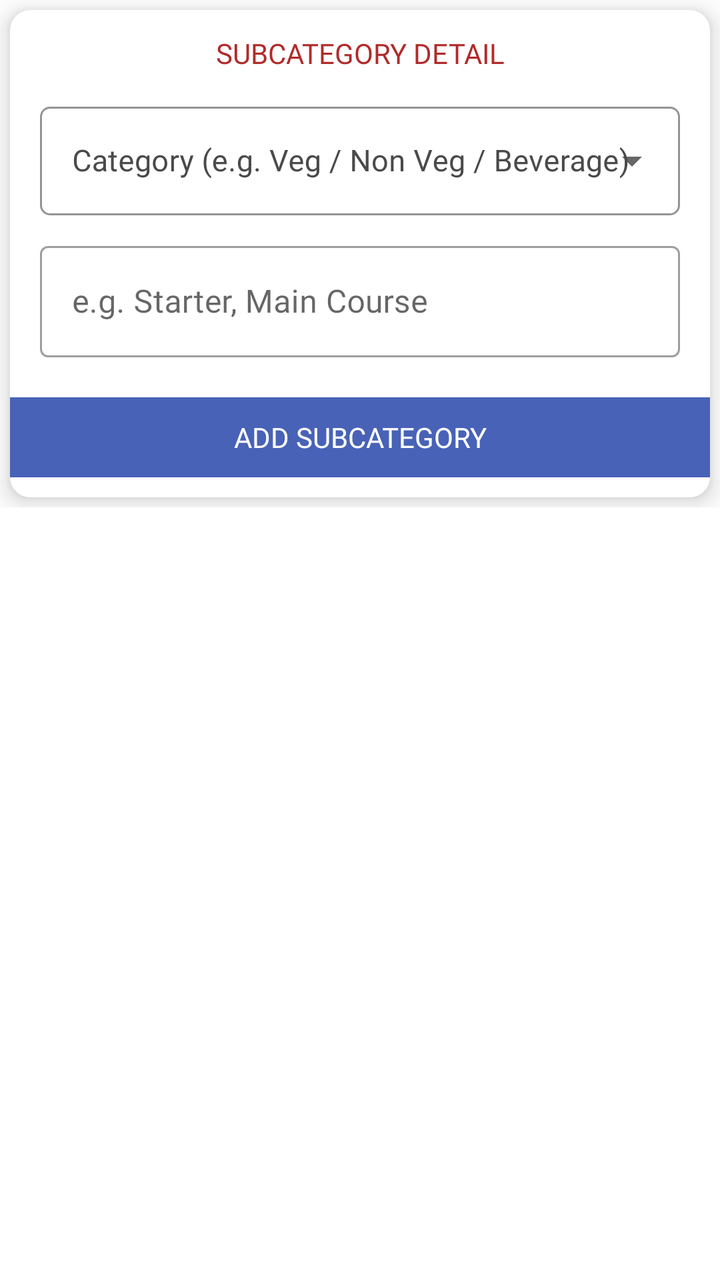
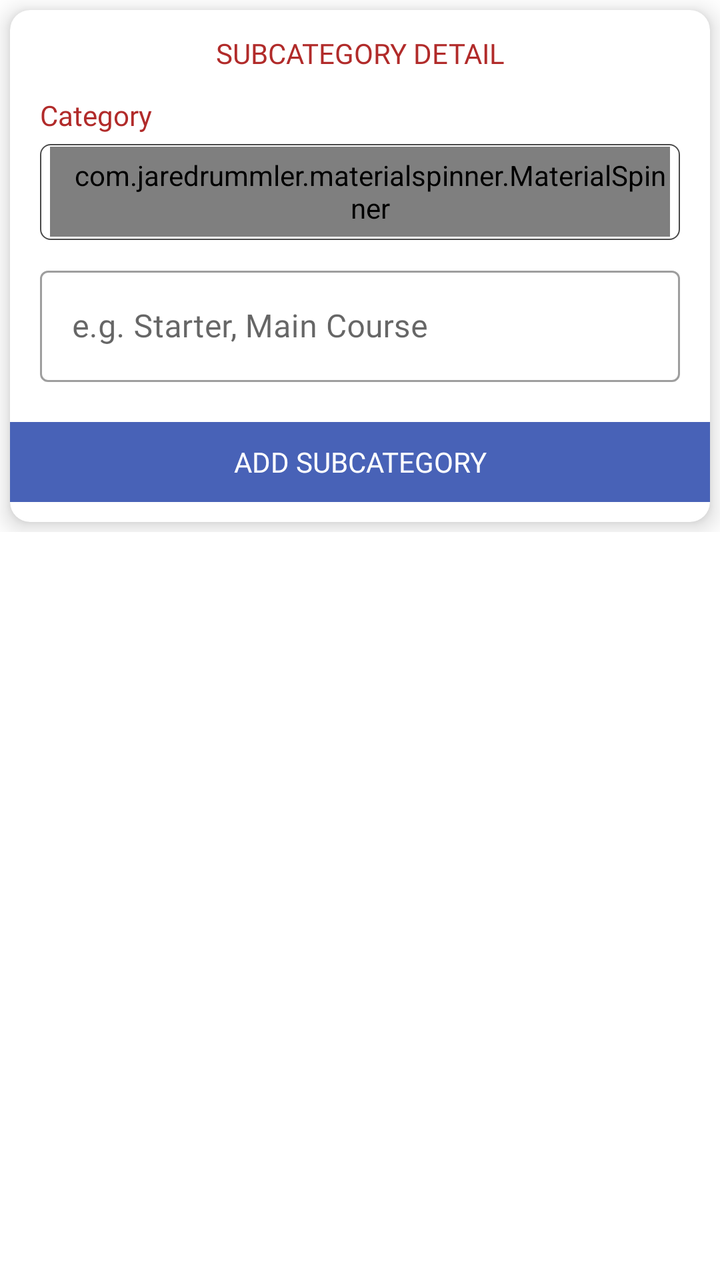

Screens rendered from an Android XML layout before and after an edit, with the pre-edit source and the edit as a unified diff.
<!-- AndroidManifest.xml: application theme AppTheme -->
<!-- res/layout/fragment_add_customer_subcategory.xml -->
<?xml version="1.0" encoding="utf-8"?>
<LinearLayout xmlns:android="http://schemas.android.com/apk/res/android"
    xmlns:app="http://schemas.android.com/apk/res-auto"
    xmlns:tools="http://schemas.android.com/tools"
    android:layout_width="match_parent"
    android:layout_height="match_parent"
    android:orientation="vertical"
    tools:context=".Fragment.AddCustomerSubcategory">

    <androidx.core.widget.NestedScrollView
        android:layout_width="match_parent"
        android:layout_height="match_parent">

        <LinearLayout
            android:layout_width="match_parent"
            android:layout_height="wrap_content"
            android:orientation="vertical">

            <androidx.cardview.widget.CardView
                android:layout_width="match_parent"
                android:layout_height="wrap_content"
                android:layout_margin="5dp"
                app:cardCornerRadius="10dp"
                app:cardElevation="7dp">

                <LinearLayout
                    android:layout_width="match_parent"
                    android:layout_height="wrap_content"
                    android:orientation="vertical"
                    android:paddingBottom="10dp">

                    <TextView
                        android:layout_width="match_parent"
                        android:layout_height="wrap_content"
                        android:layout_marginTop="12dp"
                        android:fontFamily="@font/poppinsbold"
                        android:gravity="center"
                        android:text="SUBCATEGORY DETAIL"
                        android:textColor="@color/textcolor"
                        android:textSize="14sp" />

                    <com.google.android.material.textfield.TextInputLayout
                        style="@style/CustomDropDownTilStyle"
                        android:layout_width="match_parent"
                        android:layout_height="wrap_content"
                        android:layout_marginStart="15dp"
                        android:layout_marginTop="12dp"
                        android:layout_marginEnd="15dp"
                        android:hint="Category (e.g. Veg / Non Veg / Beverage)">

                        <AutoCompleteTextView
                            android:id="@+id/categorySpinner"
                            android:layout_width="match_parent"
                            android:layout_height="wrap_content"
                            android:focusable="false"
                            android:fontFamily="@font/poppinsregular"
                            android:inputType="none"
                            android:singleLine="true"
                            android:textSize="15sp" />

                    </com.google.android.material.textfield.TextInputLayout>

                    <com.google.android.material.textfield.TextInputLayout
                        style="@style/Widget.MaterialComponents.TextInputLayout.OutlinedBox"
                        android:layout_width="match_parent"
                        android:layout_height="wrap_content"
                        android:layout_marginStart="15dp"
                        android:layout_marginTop="10dp"
                        android:layout_marginEnd="15dp">

                        <com.google.android.material.textfield.TextInputEditText
                            android:id="@+id/subcategoryName"
                            android:layout_width="match_parent"
                            android:layout_height="wrap_content"
                            android:fontFamily="@font/poppinsregular"
                            android:hint="e.g. Starter, Main Course"
                            android:inputType="textCapWords"
                            android:singleLine="true" />

                    </com.google.android.material.textfield.TextInputLayout>

                    <TextView
                        android:id="@+id/addSubcategory"
                        android:layout_width="match_parent"
                        android:layout_height="40dp"
                        android:layout_marginTop="20dp"
                        android:background="@color/colorPrimary"
                        android:fontFamily="@font/poppinsmedium"
                        android:gravity="center"
                        android:text="Add Subcategory"
                        android:textAllCaps="true"
                        android:textColor="@color/white" />

                </LinearLayout>

            </androidx.cardview.widget.CardView>

            <androidx.cardview.widget.CardView
                android:id="@+id/subcategoryListCardView"
                android:layout_width="match_parent"
                android:layout_height="wrap_content"
                android:layout_margin="5dp"
                android:visibility="gone"
                app:cardCornerRadius="5dp">

                <androidx.recyclerview.widget.RecyclerView
                    android:id="@+id/subcategoryRecyclerview"
                    android:layout_width="match_parent"
                    android:layout_height="wrap_content"
                    android:nestedScrollingEnabled="false"
                    android:padding="5dp" />

            </androidx.cardview.widget.CardView>

        </LinearLayout>

    </androidx.core.widget.NestedScrollView>

    <TextView
        android:id="@+id/noDataFound"
        android:layout_width="wrap_content"
        android:layout_height="wrap_content"
        android:layout_gravity="center"
        android:layout_marginTop="80dp"
        android:fontFamily="@font/poppinsmedium"
        android:gravity="center"
        android:text="No subcategories found"
        android:textColor="@color/black"
        android:visibility="gone" />

</LinearLayout>
<!-- resources referenced by this layout -->
<resources>
  <color name="black">#000</color>
  <color name="colorPrimary">#4862b7</color>
  <color name="textcolor">#b12b2a</color>
  <color name="white">#fff</color>
  <style name="CustomDropDownTilStyle" parent="Widget.MaterialComponents.TextInputLayout.OutlinedBox.ExposedDropdownMenu">
          <item name="android:layout_width">match_parent</item>
          <item name="android:layout_height">wrap_content</item>
          <item name="android:textColorHint">@color/light_black</item>
          <item name="fontFamily">@font/poppinsregular</item>
          <item name="android:textSize">15sp</item>
          <item name="overlapAnchor">true</item>
          <item name="hintTextColor">@color/colorAccent</item>
          <item name="boxStrokeColor">@color/colorAccent</item>
          <item name="colorControlNormal">@color/colorAccent</item>
          <item name="colorControlActivated">@color/colorAccent</item>
          <item name="colorControlHighlight">@color/colorAccent</item>
          <item name="boxCornerRadiusBottomEnd">5dp</item>
          <item name="boxCornerRadiusBottomStart">5dp</item>
          <item name="boxCornerRadiusTopEnd">5dp</item>
          <item name="boxCornerRadiusTopStart">5dp</item>
      </style>
  <style name="AppTheme" parent="Theme.MaterialComponents.DayNight.NoActionBar">
          
          <item name="colorPrimary">@color/colorPrimary</item>
          <item name="colorPrimaryDark">@color/colorPrimary</item>
          <item name="colorAccent">@color/colorAccent</item>
          <item name="android:windowIsTranslucent">true</item>
          <item name="windowNoTitle">true</item>
          <item name="windowActionBar">false</item>
  
      </style>
  <color name="light_black">#4a4a4a</color>
  <color name="colorAccent">#000</color>
</resources>

<!-- the commit's change to res/layout/fragment_add_customer_subcategory.xml (unified diff, before → after) -->
@@ -39,26 +39,38 @@
                         android:textColor="@color/textcolor"
                         android:textSize="14sp" />
 
-                    <com.google.android.material.textfield.TextInputLayout
-                        style="@style/CustomDropDownTilStyle"
-                        android:layout_width="match_parent"
+                    <TextView
+                        android:layout_width="wrap_content"
                         android:layout_height="wrap_content"
                         android:layout_marginStart="15dp"
                         android:layout_marginTop="12dp"
+                        android:fontFamily="@font/poppinsregular"
+                        android:text="Category"
+                        android:textColor="@color/textcolor" />
+
+                    <LinearLayout
+                        android:layout_width="match_parent"
+                        android:layout_height="48dp"
+                        android:layout_marginStart="15dp"
+                        android:layout_marginTop="5dp"
                         android:layout_marginEnd="15dp"
-                        android:hint="Category (e.g. Veg / Non Veg / Beverage)">
+                        android:background="@drawable/button_rounded_border"
+                        android:orientation="horizontal">
 
-                        <AutoCompleteTextView
+                        <com.jaredrummler.materialspinner.MaterialSpinner
                             android:id="@+id/categorySpinner"
                             android:layout_width="match_parent"
-                            android:layout_height="wrap_content"
-                            android:focusable="false"
+                            android:layout_height="45dp"
+                            android:layout_gravity="center"
+                            android:layout_margin="5dp"
                             android:fontFamily="@font/poppinsregular"
-                            android:inputType="none"
-                            android:singleLine="true"
-                            android:textSize="15sp" />
+                            android:gravity="center|start"
+                            android:paddingStart="10dp"
+                            android:textColor="@color/black"
+                            android:textSize="15sp"
+                            app:ms_hint="Select Category" />
 
-                    </com.google.android.material.textfield.TextInputLayout>
+                    </LinearLayout>
 
                     <com.google.android.material.textfield.TextInputLayout
                         style="@style/Widget.MaterialComponents.TextInputLayout.OutlinedBox"
<!-- resource entries referenced after the edit -->
@@ -4,23 +4,14 @@
   <color name="colorPrimary">#4862b7</color>
   <color name="textcolor">#b12b2a</color>
   <color name="white">#fff</color>
-  <style name="CustomDropDownTilStyle" parent="Widget.MaterialComponents.TextInputLayout.OutlinedBox.ExposedDropdownMenu">
-          <item name="android:layout_width">match_parent</item>
-          <item name="android:layout_height">wrap_content</item>
-          <item name="android:textColorHint">@color/light_black</item>
-          <item name="fontFamily">@font/poppinsregular</item>
-          <item name="android:textSize">15sp</item>
-          <item name="overlapAnchor">true</item>
-          <item name="hintTextColor">@color/colorAccent</item>
-          <item name="boxStrokeColor">@color/colorAccent</item>
-          <item name="colorControlNormal">@color/colorAccent</item>
-          <item name="colorControlActivated">@color/colorAccent</item>
-          <item name="colorControlHighlight">@color/colorAccent</item>
-          <item name="boxCornerRadiusBottomEnd">5dp</item>
-          <item name="boxCornerRadiusBottomStart">5dp</item>
-          <item name="boxCornerRadiusTopEnd">5dp</item>
-          <item name="boxCornerRadiusTopStart">5dp</item>
-      </style>
+  <!-- drawable button_rounded_border (drawable) -->
+  <?xml version="1.0" encoding="utf-8"?>
+  <shape xmlns:android="http://schemas.android.com/apk/res/android">
+      <stroke
+          android:width="0.7dp"
+          android:color="@color/light_black" />
+      <corners android:radius="5dp" />
+  </shape>
   <style name="AppTheme" parent="Theme.MaterialComponents.DayNight.NoActionBar">
           
           <item name="colorPrimary">@color/colorPrimary</item>
